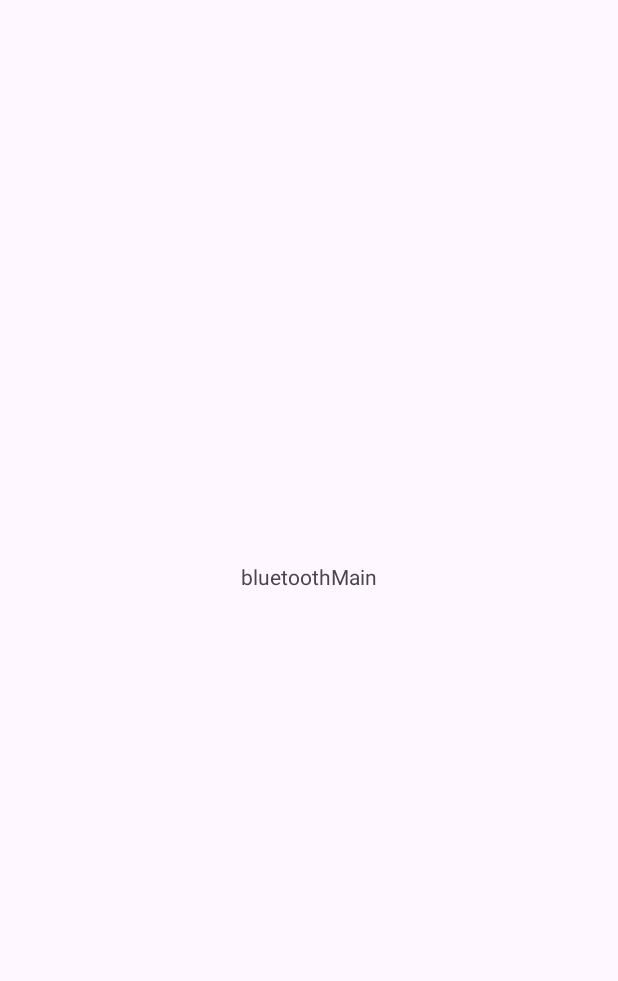
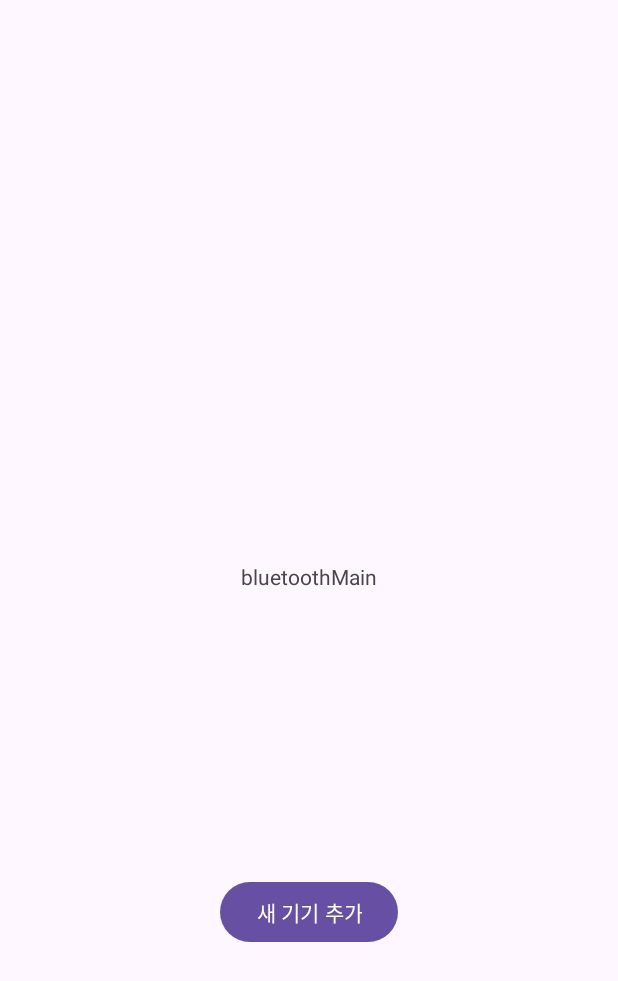
Before and after one commit to jookbooin/nongchon-tambang, an Android app: the BluetoothActivity screen opened directly, with no data from a screen before it, on a phone screen of 412 x 824 dp. Before the commit the part shown is almost empty. Shown: the top 981 px of the screen. Run offline under Robolectric (Android 15) with nearby library versions, the phone set to English and light mode, and no system bars.

Commit message:
Feat : checkBluetoothState & BluetoothState 생성

```diff
--- a/app/build.gradle.kts
+++ b/app/build.gradle.kts
@@ -42,7 +42,9 @@ dependencies {
     implementation(libs.material)
     implementation(libs.androidx.activity)
     implementation(libs.androidx.constraintlayout)
+    implementation(libs.androidx.fragment.ktx)
     testImplementation(libs.junit)
     androidTestImplementation(libs.androidx.junit)
     androidTestImplementation(libs.androidx.espresso.core)
+
 }
--- /dev/null
+++ b/app/src/main/java/com/capstone/nongchown/Repository/BluetoothRepository.kt
@@ -0,0 +1,6 @@
+package com.capstone.nongchown.Repository
+
+interface BluetoothRepository {
+
+
+}
--- /dev/null
+++ b/app/src/main/res/layout/activity_bluethooth_main.xml
@@ -0,0 +1,34 @@
+<?xml version="1.0" encoding="utf-8"?>
+<androidx.constraintlayout.widget.ConstraintLayout xmlns:android="http://schemas.android.com/apk/res/android"
+    xmlns:app="http://schemas.android.com/apk/res-auto"
+    xmlns:tools="http://schemas.android.com/tools"
+    android:id="@+id/main"
+    android:layout_width="match_parent"
+    android:layout_height="match_parent"
+    tools:context=".View.Activity.BluetoothActivity">
+
+    <TextView
+        android:id="@+id/textView3"
+        android:layout_width="wrap_content"
+        android:layout_height="wrap_content"
+        android:layout_marginStart="177dp"
+        android:layout_marginTop="328dp"
+        android:layout_marginEnd="177dp"
+        android:layout_marginBottom="384dp"
+        android:text="bluetoothMain"
+        app:layout_constraintBottom_toBottomOf="parent"
+        app:layout_constraintEnd_toEndOf="parent"
+        app:layout_constraintStart_toStartOf="parent"
+        app:layout_constraintTop_toTopOf="parent" />
+
+    <Button
+        android:id="@+id/btndeviceadd"
+        android:layout_width="wrap_content"
+        android:layout_height="wrap_content"
+        android:text="새 기기 추가"
+        app:layout_constraintBottom_toBottomOf="parent"
+        app:layout_constraintEnd_toEndOf="parent"
+        app:layout_constraintStart_toStartOf="parent"
+        app:layout_constraintTop_toBottomOf="@+id/textView3"
+        app:layout_constraintVertical_bias="0.497" />
+</androidx.constraintlayout.widget.ConstraintLayout>
--- a/app/src/main/res/layout/activity_bluethooth_first.xml
+++ b/app/src/main/res/layout/activity_device.xml
@@ -5,17 +5,13 @@
     android:id="@+id/main"
     android:layout_width="match_parent"
     android:layout_height="match_parent"
-    tools:context=".View.Activity.BluetoothActivity">
+    tools:context=".View.Activity.DeviceActivity">
 
     <TextView
-        android:id="@+id/textView3"
+        android:id="@+id/textView4"
         android:layout_width="wrap_content"
         android:layout_height="wrap_content"
-        android:layout_marginStart="177dp"
-        android:layout_marginTop="328dp"
-        android:layout_marginEnd="177dp"
-        android:layout_marginBottom="384dp"
-        android:text="bluetoothMain"
+        android:text="기기 찾는 중"
         app:layout_constraintBottom_toBottomOf="parent"
         app:layout_constraintEnd_toEndOf="parent"
         app:layout_constraintStart_toStartOf="parent"
--- a/gradle/libs.versions.toml
+++ b/gradle/libs.versions.toml
@@ -1,5 +1,6 @@
 [versions]
 agp = "8.3.0"
+fragmentKtx = "1.6.2"
 kotlin = "1.9.0"
 coreKtx = "1.12.0"
 junit = "4.13.2"
@@ -10,8 +11,10 @@ material = "1.11.0"
 activity = "1.8.0"
 constraintlayout = "2.1.4"
 
+
 [libraries]
 androidx-core-ktx = { group = "androidx.core", name = "core-ktx", version.ref = "coreKtx" }
+androidx-fragment-ktx = { module = "androidx.fragment:fragment-ktx", version.ref = "fragmentKtx" }
 junit = { group = "junit", name = "junit", version.ref = "junit" }
 androidx-junit = { group = "androidx.test.ext", name = "junit", version.ref = "junitVersion" }
 androidx-espresso-core = { group = "androidx.test.espresso", name = "espresso-core", version.ref = "espressoCore" }
```
Also changed, not shown: app/src/main/AndroidManifest.xml (+12 -18 lines), app/src/main/java/com/capstone/nongchown/Constants.kt (added, +25 -0 lines), app/src/main/java/com/capstone/nongchown/Model/Enum/BluetoothState.kt (added, +7 -0 lines), app/src/main/java/com/capstone/nongchown/Model/Event.kt (added, +19 -0 lines), app/src/main/java/com/capstone/nongchown/Repository/BluetoothRepositoryImpl.kt (added, +24 -0 lines), app/src/main/java/com/capstone/nongchown/View/Activity/BluetoothActivity.kt (+107 -73 lines), app/src/main/java/com/capstone/nongchown/View/Activity/DeviceActivity.kt (added, +22 -0 lines), app/src/main/java/com/capstone/nongchown/ViewModel/BluetoothViewModel.kt (added, +22 -0 lines).
